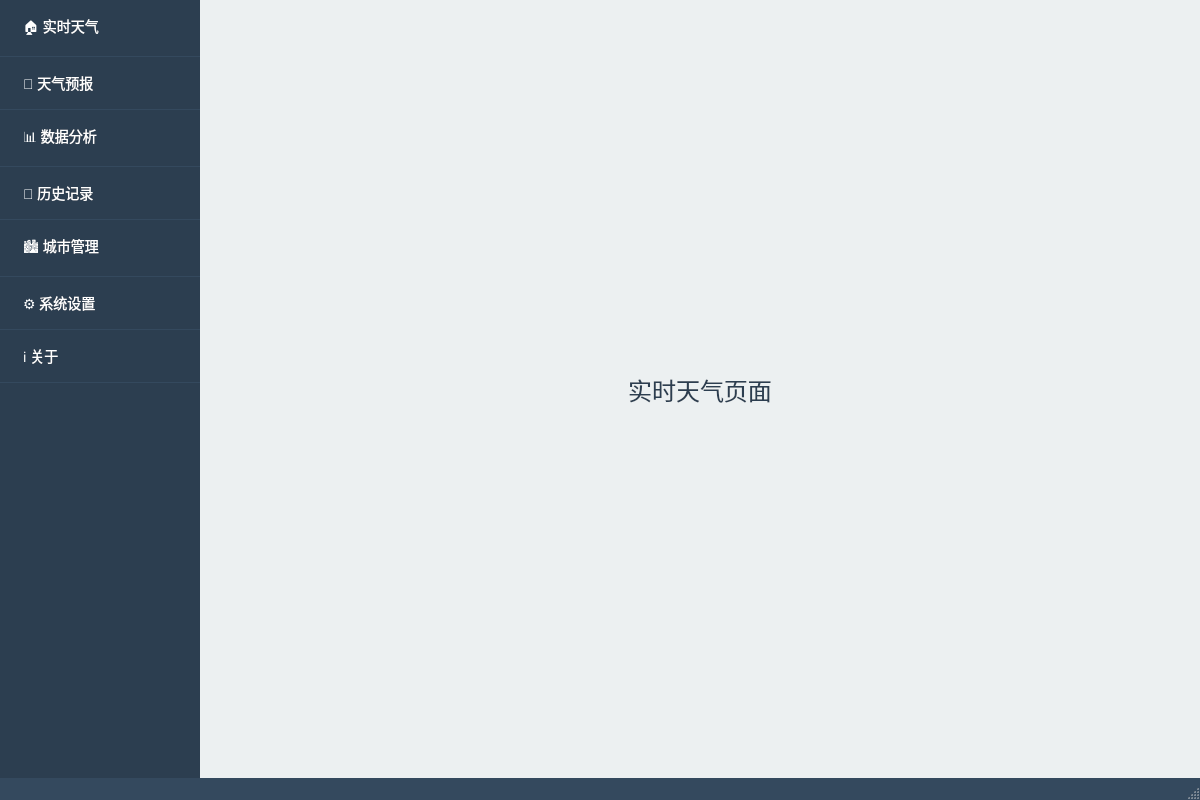
Before: the Qt Designer form src/mainwindow.ui in Cyy0520/QtCourse, drawn with Qt 5.
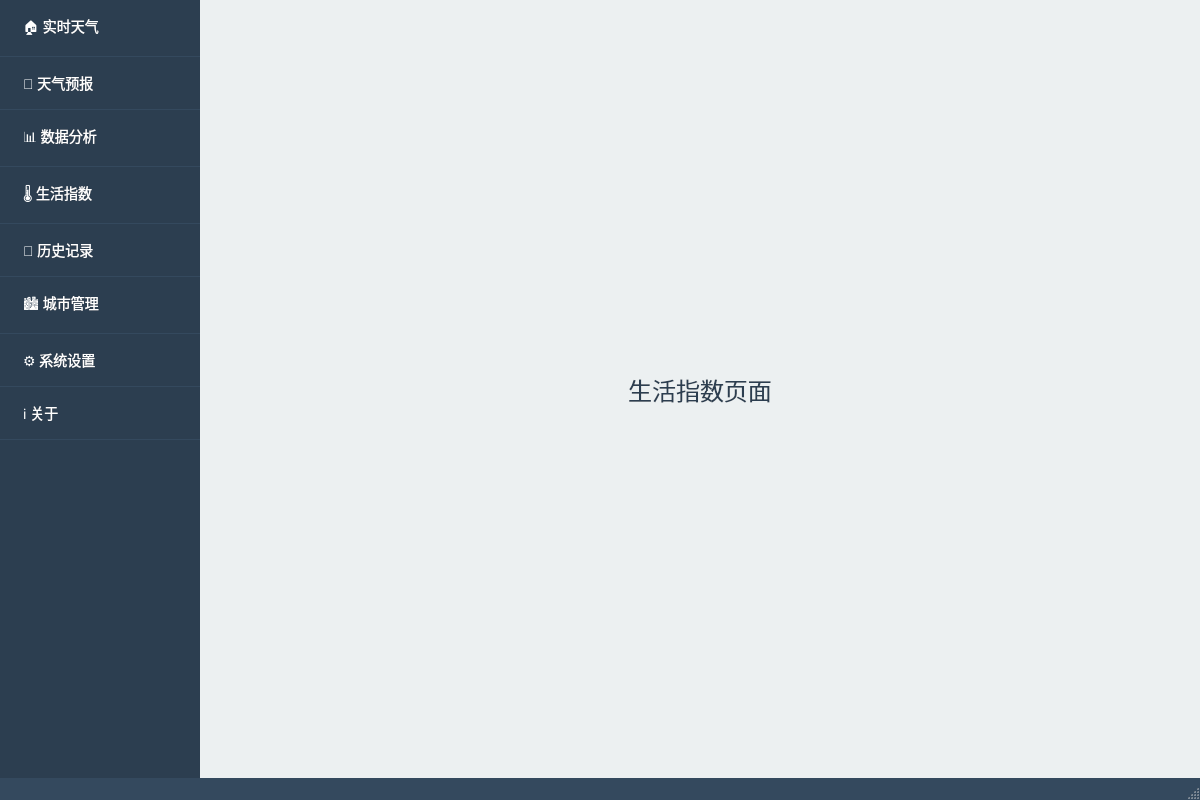
After: the same form once the commit is applied. The open tabs and pages were chosen to show the change.

Commit message:
feat: 添加历史记录页面 (Task 19)
- 创建 HistoryWidget 组件
- 支持日期范围查询
- 显示历史天气数据表格
- 支持导出历史数据为 JSON/CSV
- 支持清空历史记录
- 修复导航菜单索引，添加生活指数导航项

Diff of the .ui file:
```diff
--- a/src/mainwindow.ui
+++ b/src/mainwindow.ui
@@ -83,6 +83,11 @@
         <string>📊 数据分析</string>
        </property>
       </item>
+      <item>
+       <property name="text">
+        <string>🌡️ 生活指数</string>
+       </property>
+      </item>
       <item>
        <property name="text">
         <string>📜 历史记录</string>
@@ -167,7 +172,25 @@
         </item>
        </layout>
       </widget>
-      <!-- 页面3: 历史记录 -->
+      <!-- 页面3: 生活指数 -->
+      <widget class="QWidget" name="pageLifeIndex">
+       <layout class="QVBoxLayout" name="layoutLifeIndex">
+        <item>
+         <widget class="QLabel" name="labelLifeIndex">
+          <property name="text">
+           <string>生活指数页面</string>
+          </property>
+          <property name="alignment">
+           <set>Qt::AlignCenter</set>
+          </property>
+          <property name="styleSheet">
+           <string notr="true">font-size: 24px; color: #2c3e50;</string>
+          </property>
+         </widget>
+        </item>
+       </layout>
+      </widget>
+      <!-- 页面4: 历史记录 -->
       <widget class="QWidget" name="pageHistory">
        <layout class="QVBoxLayout" name="layoutHistory">
         <item>
```
Left out of the diff: 6 changed lines with no effect on the pictures. The commit also changes 6 other files.
